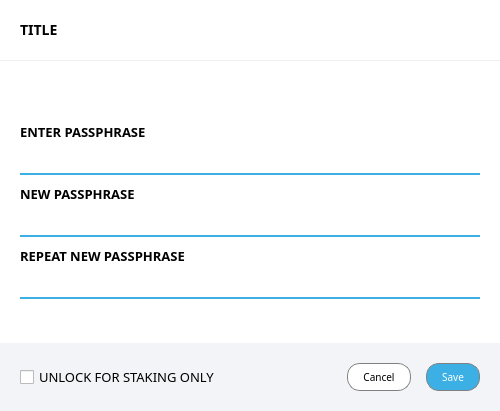
The window that src/qt/forms/askpassphrasedialog.ui (aurovine/AudioCoin) describes before a commit, drawn with Qt 5.
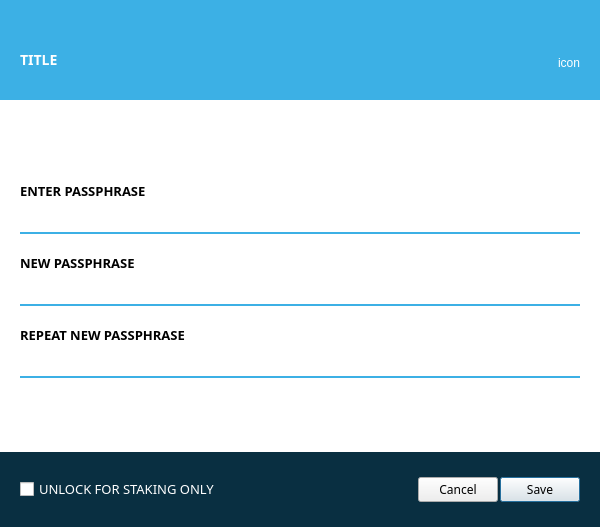
The same window after the commit. Icons and pictures are not drawn. Custom widgets are drawn as their Qt base class.

Commit message: changes overall button design and fixes minor ui discrepancies

What changed in the file:
```diff
--- a/src/qt/forms/askpassphrasedialog.ui
+++ b/src/qt/forms/askpassphrasedialog.ui
@@ -9,25 +9,25 @@
    <rect>
     <x>0</x>
     <y>0</y>
-    <width>500</width>
-    <height>394</height>
+    <width>600</width>
+    <height>518</height>
    </rect>
   </property>
   <property name="sizePolicy">
-   <sizepolicy hsizetype="Minimum" vsizetype="Minimum">
+   <sizepolicy hsizetype="Fixed" vsizetype="Minimum">
     <horstretch>0</horstretch>
     <verstretch>0</verstretch>
    </sizepolicy>
   </property>
   <property name="minimumSize">
    <size>
-    <width>500</width>
+    <width>600</width>
     <height>0</height>
    </size>
   </property>
   <property name="maximumSize">
    <size>
-    <width>500</width>
+    <width>600</width>
     <height>16777215</height>
    </size>
   </property>
@@ -35,14 +35,16 @@
    <string>Passphrase Dialog</string>
   </property>
   <property name="styleSheet">
-   <string notr="true">#titleWidget { background-color: white; } QLineEdit { border: none; border-bottom: 2px solid #3cb0e5; padding: 3px 5px; background: transparent; } QLineEdit:disabled { border-color: #899399; }</string>
+   <string notr="true">QLineEdit { border: none; border-bottom: 2px solid #3cb0e5; padding: 3px 5px; background: transparent; }
+
+QLineEdit:disabled { border-color: #899399; }</string>
   </property>
   <property name="modal">
    <bool>true</bool>
   </property>
   <layout class="QVBoxLayout" name="askPassPhraseDialogLayout" stretch="0,1">
    <property name="spacing">
-    <number>1</number>
+    <number>0</number>
    </property>
    <property name="leftMargin">
     <number>0</number>
@@ -58,7 +60,28 @@
    </property>
    <item>
     <widget class="QWidget" name="titleWidget" native="true">
-     <layout class="QHBoxLayout" name="titleWidgetLayout">
+     <property name="sizePolicy">
+      <sizepolicy hsizetype="Preferred" vsizetype="Fixed">
+       <horstretch>0</horstretch>
+       <verstretch>0</verstretch>
+      </sizepolicy>
+     </property>
+     <property name="minimumSize">
+      <size>
+       <width>0</width>
+       <height>100</height>
+      </size>
+     </property>
+     <property name="maximumSize">
+      <size>
+       <width>16777215</width>
+       <height>100</height>
+      </size>
+     </property>
+     <property name="styleSheet">
+      <string notr="true">#titleWidget { background-color: #3cb0e5; } QLabel { color: white; }</string>
+     </property>
+     <layout class="QHBoxLayout" name="titleWidgetLayout" stretch="1,0">
       <property name="spacing">
        <number>0</number>
       </property>
@@ -66,16 +89,22 @@
        <number>20</number>
       </property>
       <property name="topMargin">
-       <number>20</number>
+       <number>30</number>
       </property>
       <property name="rightMargin">
        <number>20</number>
       </property>
       <property name="bottomMargin">
-       <number>20</number>
+       <number>30</number>
       </property>
       <item>
        <widget class="QLabel" name="titleLabel">
+        <property name="minimumSize">
+         <size>
+          <width>0</width>
+          <height>40</height>
+         </size>
+        </property>
         <property name="font">
          <font>
           <family>Montserrat</family>
@@ -90,6 +119,25 @@
         <property name="text">
          <string>TITLE</string>
         </property>
+        <property name="alignment">
+         <set>Qt::AlignBottom|Qt::AlignLeading|Qt::AlignLeft</set>
+        </property>
+       </widget>
+      </item>
+      <item>
+       <widget class="QLabel" name="titleIcon">
+        <property name="minimumSize">
+         <size>
+          <width>0</width>
+          <height>40</height>
+         </size>
+        </property>
+        <property name="text">
+         <string>icon</string>
+        </property>
+        <property name="alignment">
+         <set>Qt::AlignBottom|Qt::AlignRight|Qt::AlignTrailing</set>
+        </property>
        </widget>
       </item>
      </layout>
@@ -120,7 +168,7 @@
        <number>0</number>
       </property>
       <item>
-       <widget class="QWidget" name="warningWidget" native="true">
+       <widget class="QWidget" name="inputWidget" native="true">
         <property name="sizePolicy">
          <sizepolicy hsizetype="Preferred" vsizetype="Minimum">
           <horstretch>0</horstretch>
@@ -128,9 +176,9 @@
          </sizepolicy>
         </property>
         <property name="styleSheet">
-         <string notr="true">#warningWidget { background-color: white; }</string>
+         <string notr="true">#inputWidget { background-color: white; }</string>
         </property>
-        <layout class="QHBoxLayout" name="warningWidgetLayout">
+        <layout class="QVBoxLayout" name="inputWidgetLayout">
          <property name="spacing">
           <number>20</number>
          </property>
@@ -138,13 +186,13 @@
           <number>20</number>
          </property>
          <property name="topMargin">
-          <number>20</number>
+          <number>40</number>
          </property>
          <property name="rightMargin">
           <number>20</number>
          </property>
          <property name="bottomMargin">
-          <number>10</number>
+          <number>40</number>
          </property>
          <item>
           <widget class="QLabel" name="warningLabel">
@@ -162,36 +210,6 @@
            </property>
           </widget>
          </item>
-        </layout>
-       </widget>
-      </item>
-      <item>
-       <widget class="QWidget" name="inputWidget" native="true">
-        <property name="sizePolicy">
-         <sizepolicy hsizetype="Preferred" vsizetype="Minimum">
-          <horstretch>0</horstretch>
-          <verstretch>0</verstretch>
-         </sizepolicy>
-        </property>
-        <property name="styleSheet">
-         <string notr="true">#inputWidget { background-color: white; }</string>
-        </property>
-        <layout class="QVBoxLayout" name="inputWidgetLayout">
-         <property name="spacing">
-          <number>10</number>
-         </property>
-         <property name="leftMargin">
-          <number>20</number>
-         </property>
-         <property name="topMargin">
-          <number>10</number>
-         </property>
-         <property name="rightMargin">
-          <number>20</number>
-         </property>
-         <property name="bottomMargin">
-          <number>20</number>
-         </property>
          <item>
           <layout class="QVBoxLayout" name="verticalLayout_2">
            <property name="spacing">
@@ -316,7 +334,7 @@
              <weight>75</weight>
              <bold>true</bold>
             </font>
-           </property>>
+           </property>
            <property name="alignment">
             <set>Qt::AlignLeading|Qt::AlignLeft|Qt::AlignVCenter</set>
            </property>
@@ -328,34 +346,29 @@
       <item>
        <widget class="QWidget" name="buttonWidget" native="true">
         <property name="sizePolicy">
-         <sizepolicy hsizetype="Fixed" vsizetype="Preferred">
+         <sizepolicy hsizetype="Fixed" vsizetype="Fixed">
           <horstretch>0</horstretch>
           <verstretch>0</verstretch>
          </sizepolicy>
         </property>
         <property name="minimumSize">
          <size>
-          <width>500</width>
-          <height>0</height>
+          <width>600</width>
+          <height>75</height>
          </size>
         </property>
         <property name="maximumSize">
          <size>
-          <width>500</width>
-          <height>16777215</height>
+          <width>16777215</width>
+          <height>75</height>
          </size>
         </property>
         <property name="styleSheet">
-         <string notr="true">#buttonWidget { background-color: #f3f4f7; }
-
-QPushButton { font-family: 'Montserrat'; text-transform: uppercase; font-size: 10px; border: 1px solid gray; padding: 0px 15px; border-radius: 13px; min-height: 26px; max-height: 26px; background-color: white; }
-
-QPushButton:hover, QPushButton:pressed { background-color: #1c99d2; color: white; }
-QPushButton:disabled { background-color: white; color: gray; }</string>
+         <string notr="true">#buttonWidget { background-color: #092f41; }</string>
         </property>
         <layout class="QHBoxLayout" name="horizontalLayout">
          <property name="spacing">
-          <number>15</number>
+          <number>2</number>
          </property>
          <property name="leftMargin">
           <number>20</number>
@@ -386,6 +399,9 @@
            <property name="toolTip">
             <string>Serves to disable the trivial sendmoney when OS account compromised. Provides no real security.</string>
            </property>
+           <property name="styleSheet">
+            <string notr="true">color: white;</string>
+           </property>
            <property name="text">
             <string>UNLOCK FOR STAKING ONLY</string>
            </property>
@@ -405,36 +421,38 @@
           </spacer>
          </item>
          <item>
-          <widget class="QPushButton" name="cancelButton">
+          <widget class="QCustomButton" name="cancelButton">
            <property name="font">
             <font>
              <family>Montserrat</family>
-             <pointsize>-1</pointsize>
             </font>
            </property>
            <property name="text">
             <string>Cancel</string>
            </property>
+           <property name="icon">
+            <iconset resource="../bitcoin.qrc">
+             <normaloff>:/icons/material/black/close</normaloff>:/icons/material/black/close</iconset>
+           </property>
            <property name="autoDefault">
             <bool>true</bool>
            </property>
           </widget>
          </item>
          <item>
-          <widget class="QPushButton" name="confirmButton">
+          <widget class="QCustomButton" name="confirmButton">
            <property name="font">
             <font>
              <family>Montserrat</family>
-             <pointsize>-1</pointsize>
             </font>
            </property>
-           <property name="styleSheet">
-            <string notr="true">#confirmButton { background-color: #3cb0e5; color: white; border: 1px solid gray; }
-#confirmButton:hover, #confirmButton:pressed { background-color: #1c99d2; }</string>
-           </property>
            <property name="text">
             <string>Save</string>
            </property>
+           <property name="icon">
+            <iconset resource="../bitcoin.qrc">
+             <normaloff>:/icons/material/white/check</normaloff>:/icons/material/white/check</iconset>
+           </property>
            <property name="default">
             <bool>true</bool>
            </property>
@@ -448,6 +466,15 @@
    </item>
   </layout>
  </widget>
- <resources/>
+ <customwidgets>
+  <customwidget>
+   <class>QCustomButton</class>
+   <extends>QPushButton</extends>
+   <header>qcustombutton.h</header>
+  </customwidget>
+ </customwidgets>
+ <resources>
+  <include location="../bitcoin.qrc"/>
+ </resources>
  <connections/>
 </ui>
```
The commit also changes 188 other files.
